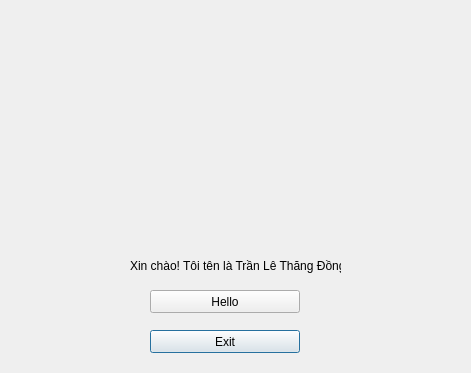
The window that Helloworld/dialog.ui (tranthangdong/PNUCS353) describes before a commit, drawn with Qt 5.
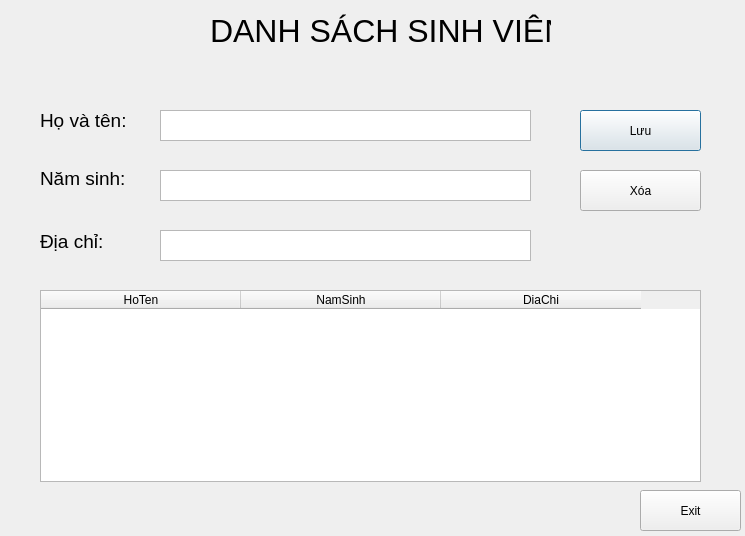
The same window after the commit.

The edit to the form file:
```diff
--- a/Helloworld/dialog.ui
+++ b/Helloworld/dialog.ui
@@ -9,8 +9,8 @@
    <rect>
     <x>0</x>
     <y>0</y>
-    <width>471</width>
-    <height>373</height>
+    <width>745</width>
+    <height>536</height>
    </rect>
   </property>
   <property name="mouseTracking">
@@ -22,45 +22,184 @@
   <widget class="QLabel" name="label_ThongBao">
    <property name="geometry">
     <rect>
-     <x>130</x>
-     <y>250</y>
-     <width>211</width>
+     <x>40</x>
+     <y>80</y>
+     <width>88</width>
+     <height>81</height>
+    </rect>
+   </property>
+   <property name="font">
+    <font>
+     <pointsize>14</pointsize>
+    </font>
+   </property>
+   <property name="text">
+    <string>Họ và tên:</string>
+   </property>
+  </widget>
+  <widget class="QLabel" name="label_CoQuan">
+   <property name="geometry">
+    <rect>
+     <x>210</x>
+     <y>10</y>
+     <width>341</width>
+     <height>41</height>
+    </rect>
+   </property>
+   <property name="font">
+    <font>
+     <pointsize>24</pointsize>
+    </font>
+   </property>
+   <property name="text">
+    <string>DANH SÁCH SINH VIÊN</string>
+   </property>
+  </widget>
+  <widget class="QTextEdit" name="textEdit_HoTen">
+   <property name="geometry">
+    <rect>
+     <x>160</x>
+     <y>110</y>
+     <width>371</width>
      <height>31</height>
     </rect>
    </property>
+   <property name="html">
+    <string>&lt;!DOCTYPE HTML PUBLIC &quot;-//W3C//DTD HTML 4.0//EN&quot; &quot;http://www.w3.org/TR/REC-html40/strict.dtd&quot;&gt;
+&lt;html&gt;&lt;head&gt;&lt;meta name=&quot;qrichtext&quot; content=&quot;1&quot; /&gt;&lt;style type=&quot;text/css&quot;&gt;
+p, li { white-space: pre-wrap; }
+&lt;/style&gt;&lt;/head&gt;&lt;body style=&quot; font-family:'MS Shell Dlg 2'; font-size:8.25pt; font-weight:400; font-style:normal;&quot;&gt;
+&lt;p style=&quot;-qt-paragraph-type:empty; margin-top:0px; margin-bottom:0px; margin-left:0px; margin-right:0px; -qt-block-indent:0; text-indent:0px;&quot;&gt;&lt;br /&gt;&lt;/p&gt;&lt;/body&gt;&lt;/html&gt;</string>
+   </property>
+  </widget>
+  <widget class="QTextEdit" name="textEdit_NamSinh">
+   <property name="geometry">
+    <rect>
+     <x>160</x>
+     <y>170</y>
+     <width>371</width>
+     <height>31</height>
+    </rect>
+   </property>
+  </widget>
+  <widget class="QLabel" name="label_NamSinh">
+   <property name="geometry">
+    <rect>
+     <x>40</x>
+     <y>160</y>
+     <width>88</width>
+     <height>37</height>
+    </rect>
+   </property>
+   <property name="font">
+    <font>
+     <pointsize>14</pointsize>
+    </font>
+   </property>
    <property name="text">
-    <string>Xin chào! Tôi tên là Trần Lê Thăng Đồng</string>
+    <string>Năm sinh:</string>
    </property>
   </widget>
-  <widget class="QSplitter" name="splitter">
+  <widget class="QLabel" name="label_DiaChi">
    <property name="geometry">
     <rect>
-     <x>150</x>
-     <y>330</y>
-     <width>150</width>
+     <x>40</x>
+     <y>230</y>
+     <width>88</width>
      <height>23</height>
     </rect>
    </property>
-   <property name="orientation">
-    <enum>Qt::Horizontal</enum>
+   <property name="font">
+    <font>
+     <pointsize>14</pointsize>
+    </font>
    </property>
-   <widget class="QPushButton" name="pButton_Exit">
-    <property name="text">
-     <string>Exit</string>
-    </property>
-   </widget>
+   <property name="text">
+    <string>Địa chỉ:</string>
+   </property>
   </widget>
-  <widget class="QPushButton" name="pButton_Hello">
+  <widget class="QTextEdit" name="textEdit_DiaChi">
    <property name="geometry">
     <rect>
-     <x>150</x>
+     <x>160</x>
+     <y>230</y>
+     <width>371</width>
+     <height>31</height>
+    </rect>
+   </property>
+  </widget>
+  <widget class="QPushButton" name="pButton_Luu">
+   <property name="geometry">
+    <rect>
+     <x>580</x>
+     <y>110</y>
+     <width>121</width>
+     <height>41</height>
+    </rect>
+   </property>
+   <property name="text">
+    <string>Lưu</string>
+   </property>
+  </widget>
+  <widget class="QPushButton" name="pButton_Exit">
+   <property name="geometry">
+    <rect>
+     <x>640</x>
+     <y>490</y>
+     <width>101</width>
+     <height>41</height>
+    </rect>
+   </property>
+   <property name="text">
+    <string>Exit</string>
+   </property>
+  </widget>
+  <widget class="QTableWidget" name="tableWidget">
+   <property name="geometry">
+    <rect>
+     <x>40</x>
      <y>290</y>
-     <width>150</width>
-     <height>23</height>
+     <width>661</width>
+     <height>192</height>
+    </rect>
+   </property>
+   <attribute name="horizontalHeaderDefaultSectionSize">
+    <number>200</number>
+   </attribute>
+   <column>
+    <property name="text">
+     <string>HoTen</string>
+    </property>
+    <property name="background">
+     <color>
+      <red>0</red>
+      <green>0</green>
+      <blue>0</blue>
+     </color>
+    </property>
+   </column>
+   <column>
+    <property name="text">
+     <string>NamSinh</string>
+    </property>
+   </column>
+   <column>
+    <property name="text">
+     <string>DiaChi</string>
+    </property>
+   </column>
+  </widget>
+  <widget class="QPushButton" name="pButton_Xoa">
+   <property name="geometry">
+    <rect>
+     <x>580</x>
+     <y>170</y>
+     <width>121</width>
+     <height>41</height>
     </rect>
    </property>
    <property name="text">
-    <string>Hello</string>
+    <string>Xóa</string>
    </property>
   </widget>
  </widget>
```
Left out of the diff: 2 changed lines with no effect on the pictures.
